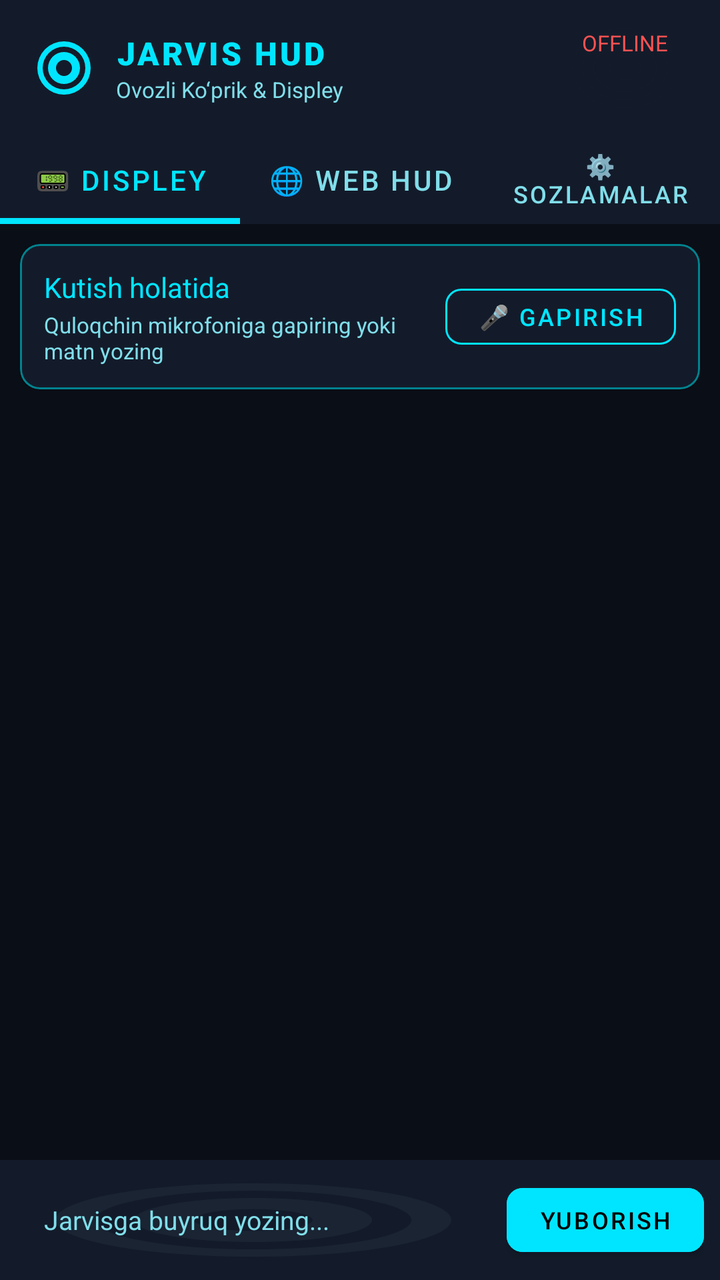
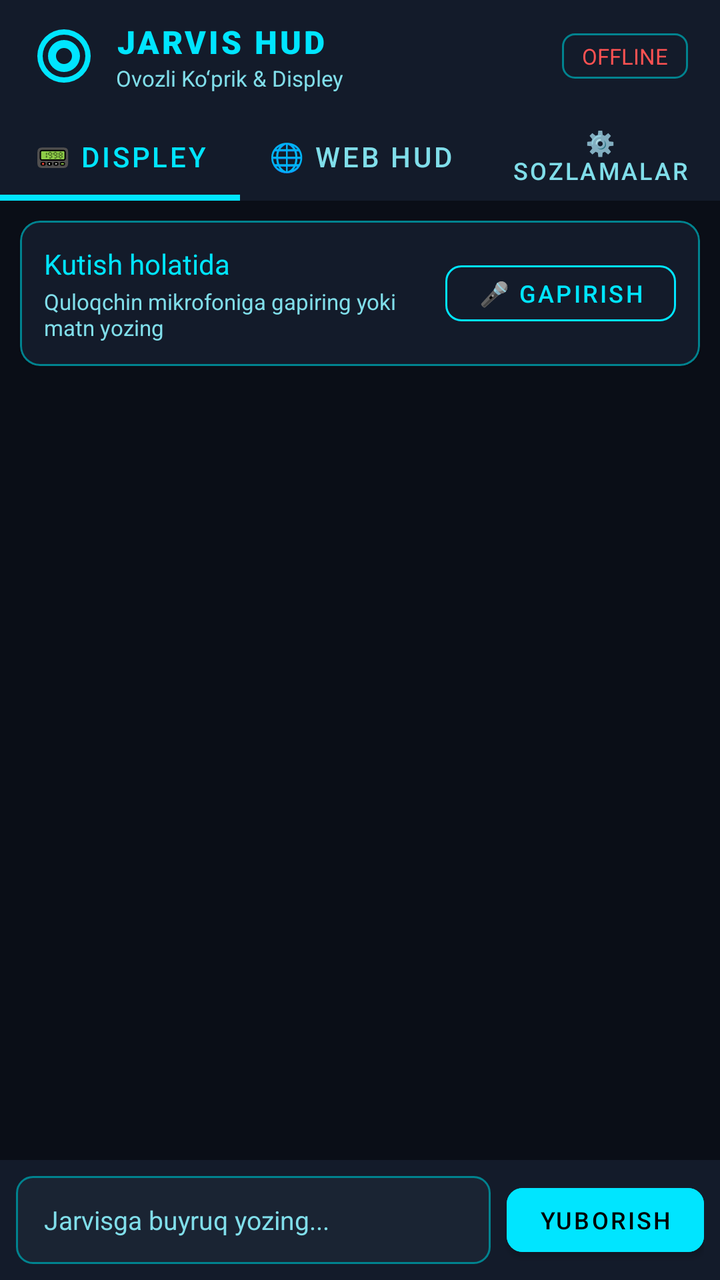

Two renders of the same Android screen: before a commit and after it. Below are the layout's source before the change and the commit's diff.
<!-- AndroidManifest.xml: application theme Theme.JarvisCompanion -->
<!-- res/layout/activity_main.xml -->
<?xml version="1.0" encoding="utf-8"?>
<LinearLayout xmlns:android="http://schemas.android.com/apk/res/android"
    xmlns:app="http://schemas.android.com/apk/res-auto"
    android:layout_width="match_parent"
    android:layout_height="match_parent"
    android:background="@color/jarvis_bg"
    android:orientation="vertical">

    
    <LinearLayout
        android:layout_width="match_parent"
        android:layout_height="wrap_content"
        android:background="@color/jarvis_card"
        android:gravity="center_vertical"
        android:paddingHorizontal="16dp"
        android:paddingVertical="10dp">

        <ImageView
            android:layout_width="32dp"
            android:layout_height="32dp"
            android:src="@drawable/ic_jarvis"
            app:tint="@color/jarvis_cyan" />

        <LinearLayout
            android:layout_width="0dp"
            android:layout_height="wrap_content"
            android:layout_marginStart="10dp"
            android:layout_weight="1"
            android:orientation="vertical">

            <TextView
                android:layout_width="wrap_content"
                android:layout_height="wrap_content"
                android:fontFamily="sans-serif-black"
                android:letterSpacing="0.08"
                android:text="JARVIS HUD"
                android:textColor="@color/jarvis_cyan"
                android:textSize="16sp" />

            <TextView
                android:id="@+id/tvHeaderSub"
                android:layout_width="wrap_content"
                android:layout_height="wrap_content"
                android:text="Ovozli Ko‘prik &amp; Displey"
                android:textColor="@color/jarvis_text_dim"
                android:textSize="11sp" />
        </LinearLayout>

        
        <TextView
            android:id="@+id/tvStatusBadge"
            android:layout_width="wrap_content"
            android:layout_height="wrap_content"
            android:background="@drawable/ic_jarvis"
            android:backgroundTint="@color/jarvis_card"
            android:fontFamily="sans-serif-bold"
            android:paddingHorizontal="10dp"
            android:paddingVertical="4dp"
            android:text="OFFLINE"
            android:textColor="@color/jarvis_red"
            android:textSize="11sp" />
    </LinearLayout>

    
    <com.google.android.material.tabs.TabLayout
        android:id="@+id/tabLayout"
        android:layout_width="match_parent"
        android:layout_height="44dp"
        android:background="@color/jarvis_card"
        app:tabIndicatorColor="@color/jarvis_cyan"
        app:tabIndicatorHeight="3dp"
        app:tabMode="fixed"
        app:tabSelectedTextColor="@color/jarvis_cyan"
        app:tabTextColor="@color/jarvis_text_dim">

        <com.google.android.material.tabs.TabItem
            android:layout_width="wrap_content"
            android:layout_height="wrap_content"
            android:text="📟 DISPLEY" />

        <com.google.android.material.tabs.TabItem
            android:layout_width="wrap_content"
            android:layout_height="wrap_content"
            android:text="🌐 WEB HUD" />

        <com.google.android.material.tabs.TabItem
            android:layout_width="wrap_content"
            android:layout_height="wrap_content"
            android:text="⚙️ SOZLAMALAR" />
    </com.google.android.material.tabs.TabLayout>

    
    <FrameLayout
        android:layout_width="match_parent"
        android:layout_height="0dp"
        android:layout_weight="1">

        
        <LinearLayout
            android:id="@+id/tabLiveDisplay"
            android:layout_width="match_parent"
            android:layout_height="match_parent"
            android:orientation="vertical"
            android:visibility="visible">

            
            <com.google.android.material.card.MaterialCardView
                android:layout_width="match_parent"
                android:layout_height="wrap_content"
                android:layout_margin="10dp"
                app:cardBackgroundColor="@color/jarvis_card"
                app:cardCornerRadius="10dp"
                app:strokeColor="@color/jarvis_dark_cyan"
                app:strokeWidth="1dp">

                <LinearLayout
                    android:layout_width="match_parent"
                    android:layout_height="wrap_content"
                    android:gravity="center_vertical"
                    android:orientation="horizontal"
                    android:padding="12dp">

                    <LinearLayout
                        android:layout_width="0dp"
                        android:layout_height="wrap_content"
                        android:layout_weight="1"
                        android:orientation="vertical">

                        <TextView
                            android:id="@+id/tvLiveStatus"
                            android:layout_width="wrap_content"
                            android:layout_height="wrap_content"
                            android:fontFamily="sans-serif-bold"
                            android:text="Kutish holatida"
                            android:textColor="@color/jarvis_cyan"
                            android:textSize="14sp" />

                        <TextView
                            android:id="@+id/tvLiveSubStatus"
                            android:layout_width="wrap_content"
                            android:layout_height="wrap_content"
                            android:layout_marginTop="2dp"
                            android:text="Quloqchin mikrofoniga gapiring yoki matn yozing"
                            android:textColor="@color/jarvis_text_dim"
                            android:textSize="11sp" />
                    </LinearLayout>

                    <com.google.android.material.button.MaterialButton
                        android:id="@+id/btnQuickMic"
                        style="@style/Widget.MaterialComponents.Button.OutlinedButton"
                        android:layout_width="wrap_content"
                        android:layout_height="40dp"
                        android:text="🎤 Gapirish"
                        android:textColor="@color/jarvis_cyan"
                        android:textSize="12sp"
                        app:cornerRadius="8dp"
                        app:strokeColor="@color/jarvis_cyan" />
                </LinearLayout>
            </com.google.android.material.card.MaterialCardView>

            
            <androidx.recyclerview.widget.RecyclerView
                android:id="@+id/rvLiveFeed"
                android:layout_width="match_parent"
                android:layout_height="0dp"
                android:layout_weight="1"
                android:clipToPadding="false"
                android:paddingHorizontal="10dp"
                android:paddingVertical="4dp" />

            
            <TextView
                android:id="@+id/tvEmptyFeed"
                android:layout_width="match_parent"
                android:layout_height="0dp"
                android:layout_weight="1"
                android:gravity="center"
                android:lineSpacingExtra="4dp"
                android:text="Hozircha amallar yo‘q.\nGapiring: «Jarvis, qo‘shiq qo‘y» yoki «Jarvis, xarajat qo‘sh»\nNatijalar shu yerda ko‘rinadi!"
                android:textColor="@color/jarvis_text_dim"
                android:textSize="13sp"
                android:visibility="gone" />

            
            <LinearLayout
                android:layout_width="match_parent"
                android:layout_height="wrap_content"
                android:background="@color/jarvis_card"
                android:gravity="center_vertical"
                android:orientation="horizontal"
                android:padding="8dp">

                <EditText
                    android:id="@+id/etCommandInput"
                    android:layout_width="0dp"
                    android:layout_height="44dp"
                    android:layout_weight="1"
                    android:background="@drawable/ic_jarvis"
                    android:backgroundTint="#1A2433"
                    android:hint="Jarvisga buyruq yozing..."
                    android:paddingHorizontal="14dp"
                    android:textColor="@color/jarvis_text"
                    android:textColorHint="@color/jarvis_text_dim"
                    android:textSize="13sp" />

                <com.google.android.material.button.MaterialButton
                    android:id="@+id/btnSendCommand"
                    android:layout_width="wrap_content"
                    android:layout_height="44dp"
                    android:layout_marginStart="8dp"
                    android:backgroundTint="@color/jarvis_cyan"
                    android:text="Yuborish"
                    android:textColor="#000000"
                    android:textSize="12sp"
                    app:cornerRadius="8dp" />
            </LinearLayout>
        </LinearLayout>

        
        <LinearLayout
            android:id="@+id/tabWebDisplay"
            android:layout_width="match_parent"
            android:layout_height="match_parent"
            android:orientation="vertical"
            android:visibility="gone">

            <LinearLayout
                android:layout_width="match_parent"
                android:layout_height="wrap_content"
                android:background="@color/jarvis_card"
                android:gravity="center_vertical"
                android:padding="6dp">

                <TextView
                    android:id="@+id/tvWebUrl"
                    android:layout_width="0dp"
                    android:layout_height="wrap_content"
                    android:layout_weight="1"
                    android:paddingStart="8dp"
                    android:text="http://100.112.86.116:8000"
                    android:textColor="@color/jarvis_text_dim"
                    android:textSize="12sp" />

                <com.google.android.material.button.MaterialButton
                    android:id="@+id/btnReloadWeb"
                    style="@style/Widget.MaterialComponents.Button.TextButton"
                    android:layout_width="wrap_content"
                    android:layout_height="36dp"
                    android:text="🔄 Qayta yuklash"
                    android:textColor="@color/jarvis_cyan"
                    android:textSize="11sp" />
            </LinearLayout>

            <WebView
                android:id="@+id/webViewDashboard"
                android:layout_width="match_parent"
                android:layout_height="match_parent"
                android:background="@color/jarvis_bg" />
        </LinearLayout>

        
        <ScrollView
            android:id="@+id/tabSettings"
            android:layout_width="match_parent"
            android:layout_height="match_parent"
            android:fillViewport="true"
            android:padding="20dp"
            android:visibility="gone">

            <LinearLayout
                android:layout_width="match_parent"
                android:layout_height="wrap_content"
                android:orientation="vertical">

                <TextView
                    android:layout_width="wrap_content"
                    android:layout_height="wrap_content"
                    android:fontFamily="sans-serif-bold"
                    android:text="KOMPYUTER SOZLAMALARI"
                    android:textColor="@color/jarvis_cyan"
                    android:textSize="14sp" />

                <com.google.android.material.textfield.TextInputLayout
                    android:layout_width="match_parent"
                    android:layout_height="wrap_content"
                    android:layout_marginTop="12dp"
                    android:hint="Kompyuter manzili (IP yoki Tailscale IP)"
                    android:textColorHint="@color/jarvis_text_dim"
                    app:boxBackgroundColor="@color/jarvis_card"
                    app:boxStrokeColor="@color/jarvis_cyan">

                    <com.google.android.material.textfield.TextInputEditText
                        android:id="@+id/etServerAddress"
                        android:layout_width="match_parent"
                        android:layout_height="wrap_content"
                        android:inputType="textUri"
                        android:text="100.112.86.116:8000"
                        android:textColor="@color/jarvis_text" />
                </com.google.android.material.textfield.TextInputLayout>

                <com.google.android.material.textfield.TextInputLayout
                    android:layout_width="match_parent"
                    android:layout_height="wrap_content"
                    android:layout_marginTop="12dp"
                    android:hint="Xavfsizlik kaliti (Auth Token)"
                    android:textColorHint="@color/jarvis_text_dim"
                    app:boxBackgroundColor="@color/jarvis_card"
                    app:boxStrokeColor="@color/jarvis_cyan">

                    <com.google.android.material.textfield.TextInputEditText
                        android:id="@+id/etAuthToken"
                        android:layout_width="match_parent"
                        android:layout_height="wrap_content"
                        android:inputType="text"
                        android:text="jarvis-phone-companion-token"
                        android:textColor="@color/jarvis_text" />
                </com.google.android.material.textfield.TextInputLayout>

                <CheckBox
                    android:id="@+id/cbAutoStart"
                    android:layout_width="match_parent"
                    android:layout_height="wrap_content"
                    android:layout_marginTop="16dp"
                    android:checked="true"
                    android:text="Telefon yoqilganda avtomatik ishga tushsin (Boot)"
                    android:textColor="@color/jarvis_text" />

                <CheckBox
                    android:id="@+id/cbContinuous"
                    android:layout_width="match_parent"
                    android:layout_height="wrap_content"
                    android:checked="false"
                    android:text="Doimiy eshitish (Continuous VAD)"
                    android:textColor="@color/jarvis_text" />

                <com.google.android.material.button.MaterialButton
                    android:id="@+id/btnToggleService"
                    android:layout_width="match_parent"
                    android:layout_height="54dp"
                    android:layout_marginTop="20dp"
                    android:backgroundTint="@color/jarvis_cyan"
                    android:fontFamily="sans-serif-medium"
                    android:text="XIZMATNI ISHGA TUSHIRISH"
                    android:textColor="#000000"
                    android:textSize="14sp"
                    app:cornerRadius="10dp" />

                <TextView
                    android:layout_width="match_parent"
                    android:layout_height="wrap_content"
                    android:layout_marginTop="20dp"
                    android:lineSpacingExtra="3dp"
                    android:text="ℹ️ Eslatma:\n• Bu ilovani ochib turish SHART EMAS — xizmat yoqilgach ekran o‘chsa ham ishlayveradi.\n• Bildirishnoma yoki Bluetooth quloqchin tugmasini bosib gapirish mumkin.\n• Jonli displey tabida JARVISning barcha harakatlari va javoblarini kuzatishingiz mumkin."
                    android:textColor="@color/jarvis_text_dim"
                    android:textSize="11sp" />
            </LinearLayout>
        </ScrollView>

    </FrameLayout>
</LinearLayout>
<!-- resources referenced by this layout -->
<resources>
  <color name="jarvis_bg">#0A0E17</color>
  <color name="jarvis_card">#131B2A</color>
  <color name="jarvis_cyan">#00E5FF</color>
  <color name="jarvis_dark_cyan">#00838F</color>
  <color name="jarvis_red">#FF5252</color>
  <color name="jarvis_text">#E0F7FA</color>
  <color name="jarvis_text_dim">#80DEEA</color>
  <!-- drawable ic_jarvis (drawable) -->
  <vector xmlns:android="http://schemas.android.com/apk/res/android"
      android:width="48dp"
      android:height="48dp"
      android:viewportWidth="24"
      android:viewportHeight="24">
    <path
        android:fillColor="#00E5FF"
        android:pathData="M12,2A10,10 0,0 0,2 12A10,10 0,0 0,12 22A10,10 0,0 0,22 12A10,10 0,0 0,12 2M12,4A8,8 0,0 1,20 12A8,8 0,0 1,12 20A8,8 0,0 1,4 12A8,8 0,0 1,12 4M12,6A6,6 0,0 0,6 12A6,6 0,0 0,12 18A6,6 0,0 0,18 12A6,6 0,0 0,12 6M12,9A3,3 0,0 1,15 12A3,3 0,0 1,12 15A3,3 0,0 1,9 12A3,3 0,0 1,12 9Z"/>
  </vector>
  <style name="Theme.JarvisCompanion" parent="Theme.MaterialComponents.DayNight.NoActionBar">
          <item name="colorPrimary">@color/jarvis_cyan</item>
          <item name="colorPrimaryVariant">@color/jarvis_dark_cyan</item>
          <item name="colorOnPrimary">#000000</item>
          <item name="colorSecondary">@color/jarvis_accent</item>
          <item name="android:statusBarColor">@color/jarvis_bg</item>
          <item name="android:windowBackground">@color/jarvis_bg</item>
      </style>
  <color name="jarvis_accent">#00E676</color>
</resources>

<!-- the commit's change to res/layout/activity_main.xml (unified diff, before → after) -->
@@ -51,8 +51,7 @@
             android:id="@+id/tvStatusBadge"
             android:layout_width="wrap_content"
             android:layout_height="wrap_content"
-            android:background="@drawable/ic_jarvis"
-            android:backgroundTint="@color/jarvis_card"
+            android:background="@drawable/bg_badge"
             android:fontFamily="sans-serif-bold"
             android:paddingHorizontal="10dp"
             android:paddingVertical="4dp"
@@ -195,8 +194,7 @@
                     android:layout_width="0dp"
                     android:layout_height="44dp"
                     android:layout_weight="1"
-                    android:background="@drawable/ic_jarvis"
-                    android:backgroundTint="#1A2433"
+                    android:background="@drawable/bg_input"
                     android:hint="Jarvisga buyruq yozing..."
                     android:paddingHorizontal="14dp"
                     android:textColor="@color/jarvis_text"
<!-- resource entries referenced after the edit -->
@@ -7,6 +7,22 @@
   <color name="jarvis_red">#FF5252</color>
   <color name="jarvis_text">#E0F7FA</color>
   <color name="jarvis_text_dim">#80DEEA</color>
+  <!-- drawable bg_badge (drawable) -->
+  <?xml version="1.0" encoding="utf-8"?>
+  <shape xmlns:android="http://schemas.android.com/apk/res/android"
+      android:shape="rectangle">
+      <corners android:radius="6dp" />
+      <solid android:color="@color/jarvis_card" />
+      <stroke android:width="1dp" android:color="@color/jarvis_dark_cyan" />
+  </shape>
+  <!-- drawable bg_input (drawable) -->
+  <?xml version="1.0" encoding="utf-8"?>
+  <shape xmlns:android="http://schemas.android.com/apk/res/android"
+      android:shape="rectangle">
+      <corners android:radius="8dp" />
+      <solid android:color="#1A2433" />
+      <stroke android:width="1dp" android:color="@color/jarvis_dark_cyan" />
+  </shape>
   <!-- drawable ic_jarvis (drawable) -->
   <vector xmlns:android="http://schemas.android.com/apk/res/android"
       android:width="48dp"
